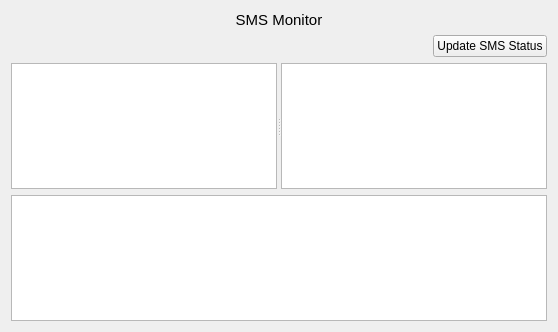
Above: src/plugins/sms_monitor/sms_monitor_widget.ui from cemc-oper/nwpc-monitor-app before the change. Below: the same form after it.
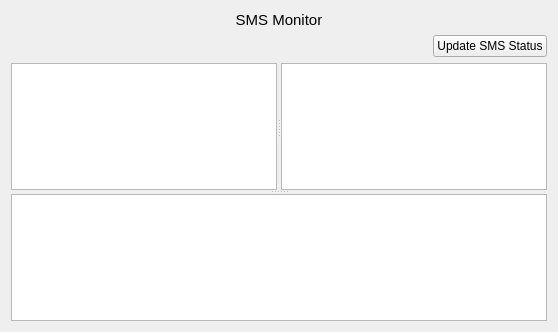
That is the form after the change.

Commit message: Add sms model and show Bunch in SmsMonitorWidget.

```diff
--- a/src/plugins/sms_monitor/sms_monitor_widget.ui
+++ b/src/plugins/sms_monitor/sms_monitor_widget.ui
@@ -49,19 +49,35 @@
     </layout>
    </item>
    <item row="2" column="0">
-    <widget class="QSplitter" name="splitter">
+    <widget class="QSplitter" name="splitter_2">
+     <property name="orientation">
+      <enum>Qt::Vertical</enum>
+     </property>
+     <widget class="QSplitter" name="middle_splitter">
      <property name="orientation">
       <enum>Qt::Horizontal</enum>
      </property>
      <widget class="QTreeView" name="repo_tree_view"/>
-     <widget class="QTreeView" name="status_tree_view"/>
-    </widget>
-   </item>
-   <item row="3" column="0">
+      <widget class="QTreeView" name="bunch_view">
+       <property name="editTriggers">
+        <set>QAbstractItemView::NoEditTriggers</set>
+       </property>
+       <property name="selectionMode">
+        <enum>QAbstractItemView::ExtendedSelection</enum>
+       </property>
+       <property name="selectionBehavior">
+        <enum>QAbstractItemView::SelectItems</enum>
+       </property>
+       <attribute name="headerVisible">
+        <bool>false</bool>
+       </attribute>
+      </widget>
+     </widget>
     <widget class="QTextEdit" name="message_text_edit">
      <property name="readOnly">
       <bool>true</bool>
      </property>
+     </widget>
     </widget>
    </item>
   </layout>
```
Lines whose indentation alone changed are shown as unchanged. The commit also changes 8 other files.
